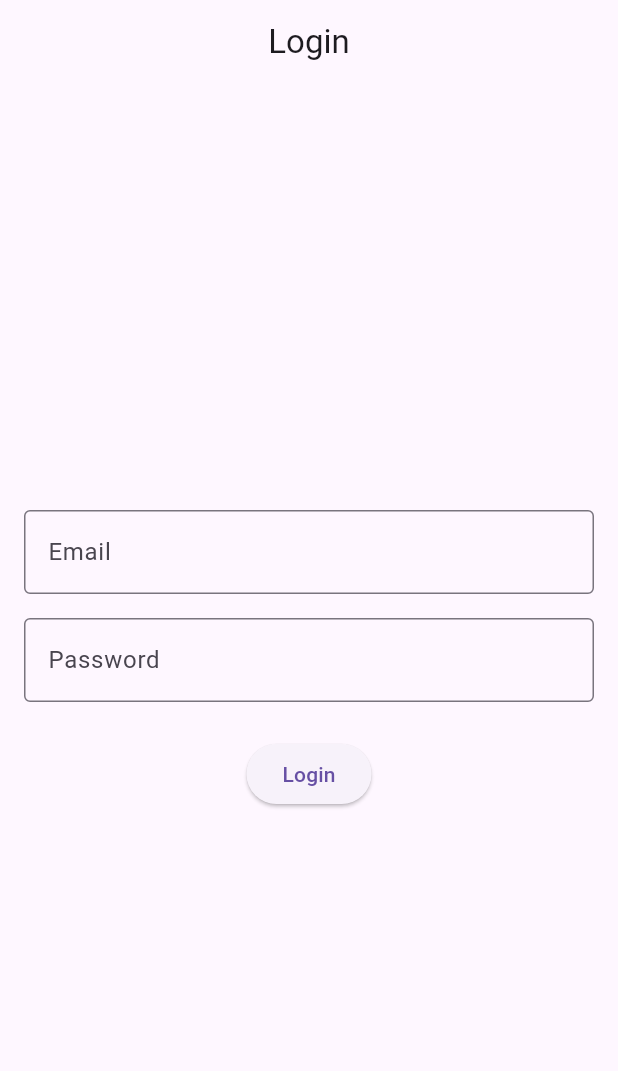
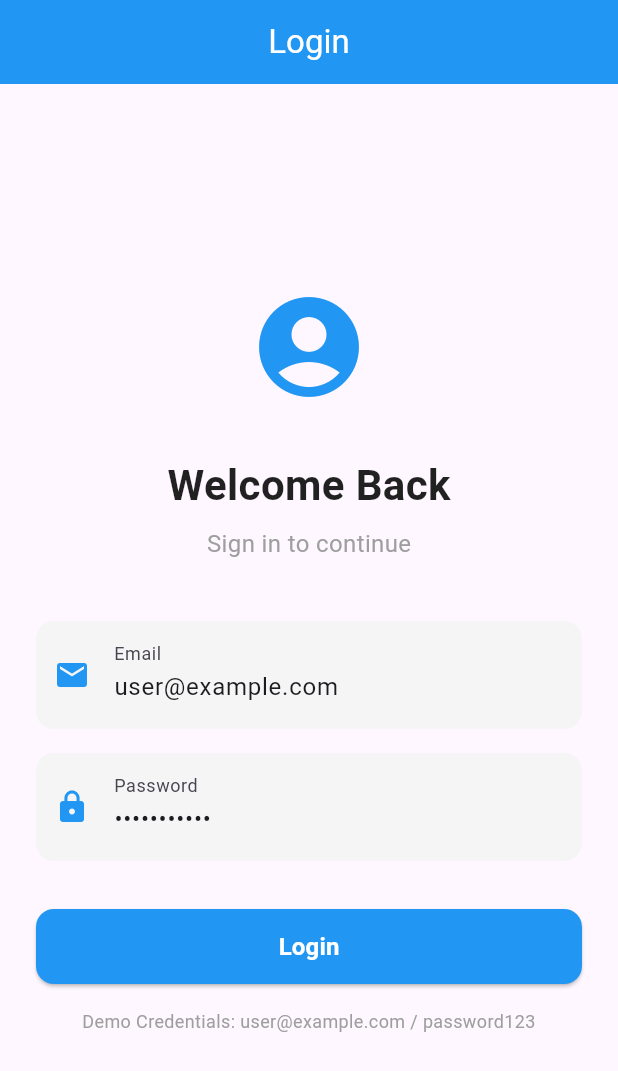
Before and after one commit to edisKunic/futter, a Flutter app: the screen it shows after launch, on a phone screen of 412 x 824 dp. Shown: the top 1071 px of the screen. Run offline on Flutter 3.47's test engine with Material 3 defaults, Android fonts, the phone set to English and light mode, and no system bars; our stand-ins replace connectivity_plus, equatable, flutter_bloc, get_it, shared_preferences.

Commit message:
auth interceptor token Rtoken

```diff
--- /dev/null
+++ b/lib/core/models/token_model.dart
@@ -0,0 +1,30 @@
+class TokenModel {
+  final String accessToken;
+  final String refreshToken;
+  final DateTime accessTokenExpiry;
+  final DateTime refreshTokenExpiry;
+
+  TokenModel({
+    required this.accessToken,
+    required this.refreshToken,
+    required this.accessTokenExpiry,
+    required this.refreshTokenExpiry,
+  });
+
+  bool get isAccessTokenExpired => DateTime.now().isAfter(accessTokenExpiry);
+  bool get isRefreshTokenExpired => DateTime.now().isAfter(refreshTokenExpiry);
+
+  Map<String, dynamic> toJson() => {
+        'accessToken': accessToken,
+        'refreshToken': refreshToken,
+        'accessTokenExpiry': accessTokenExpiry.toIso8601String(),
+        'refreshTokenExpiry': refreshTokenExpiry.toIso8601String(),
+      };
+
+  factory TokenModel.fromJson(Map<String, dynamic> json) => TokenModel(
+        accessToken: json['accessToken'],
+        refreshToken: json['refreshToken'],
+        accessTokenExpiry: DateTime.parse(json['accessTokenExpiry']),
+        refreshTokenExpiry: DateTime.parse(json['refreshTokenExpiry']),
+      );
+}
--- a/lib/core/network/network_info.dart
+++ b/lib/core/network/network_info.dart
@@ -1,5 +1,4 @@
 import 'package:connectivity_plus/connectivity_plus.dart';
-import 'package:dartz/dartz.dart';
 
 abstract class NetworkInfo {
   Future<bool> get isConnected;
--- a/lib/core/utils/constants.dart
+++ b/lib/core/utils/constants.dart
@@ -1,6 +1,7 @@
 class AppConstants {
   static const String appName = 'Futter';
   static const String authTokenKey = 'auth_token';
+  static const String tokenKey = 'tokens';
   static const String isDarkModeKey = 'is_dark_mode';
 
   static const int connectionTimeout = 30000;
--- a/lib/features/auth/presentation/pages/login_page.dart
+++ b/lib/features/auth/presentation/pages/login_page.dart
@@ -27,9 +27,8 @@ class LoginView extends StatefulWidget {
 }
 
 class _LoginViewState extends State<LoginView> {
-  final _formKey = GlobalKey<FormState>();
-  final _emailController = TextEditingController();
-  final _passwordController = TextEditingController();
+  final _emailController = TextEditingController(text: 'user@example.com');
+  final _passwordController = TextEditingController(text: 'password123');
 
   @override
   void dispose() {
@@ -43,10 +42,19 @@ class _LoginViewState extends State<LoginView> {
     return Scaffold(
       appBar: AppBar(
         title: const Text('Login'),
+        backgroundColor: Colors.blue,
+        foregroundColor: Colors.white,
       ),
       body: BlocListener<LoginBloc, LoginState>(
         listener: (context, state) {
-          if (state is LoginFailure) {
+          if (state is LoginSuccess) {
+            ScaffoldMessenger.of(context).showSnackBar(
+              const SnackBar(
+                content: Text('Login successful! Welcome back.'),
+                backgroundColor: Colors.green,
+              ),
+            );
+          } else if (state is LoginFailure) {
             ScaffoldMessenger.of(context).showSnackBar(
               SnackBar(
                 content: Text(state.message),
@@ -56,54 +64,106 @@ class _LoginViewState extends State<LoginView> {
           }
         },
         child: Padding(
-          padding: const EdgeInsets.all(16.0),
-          child: Form(
-            key: _formKey,
+          padding: const EdgeInsets.all(24.0),
           child: Column(
             mainAxisAlignment: MainAxisAlignment.center,
             children: [
-                TextFormField(
+              const Icon(
+                Icons.account_circle,
+                size: 80,
+                color: Colors.blue,
+              ),
+              const SizedBox(height: 32),
+              const Text(
+                'Welcome Back',
+                style: TextStyle(
+                  fontSize: 28,
+                  fontWeight: FontWeight.bold,
+                  color: Colors.black87,
+                ),
+              ),
+              const SizedBox(height: 8),
+              const Text(
+                'Sign in to continue',
+                style: TextStyle(
+                  fontSize: 16,
+                  color: Colors.grey,
+                ),
+              ),
+              const SizedBox(height: 40),
+              Container(
+                decoration: BoxDecoration(
+                  color: Colors.grey[100],
+                  borderRadius: BorderRadius.circular(12),
+                ),
+                child: TextField(
                   controller: _emailController,
                   decoration: const InputDecoration(
                     labelText: 'Email',
-                    border: OutlineInputBorder(),
+                    prefixIcon: Icon(Icons.email, color: Colors.blue),
+                    border: InputBorder.none,
+                    contentPadding:
+                        EdgeInsets.symmetric(horizontal: 16, vertical: 16),
                   ),
-                  validator: (value) {
-                    if (value == null || value.isEmpty) {
-                      return 'Please enter your email';
-                    }
-                    return null;
-                  },
+                ),
               ),
               const SizedBox(height: 16),
-                TextFormField(
+              Container(
+                decoration: BoxDecoration(
+                  color: Colors.grey[100],
+                  borderRadius: BorderRadius.circular(12),
+                ),
+                child: TextField(
                   controller: _passwordController,
                   decoration: const InputDecoration(
                     labelText: 'Password',
-                    border: OutlineInputBorder(),
+                    prefixIcon: Icon(Icons.lock, color: Colors.blue),
+                    border: InputBorder.none,
+                    contentPadding:
+                        EdgeInsets.symmetric(horizontal: 16, vertical: 16),
                   ),
                   obscureText: true,
-                  validator: (value) {
-                    if (value == null || value.isEmpty) {
-                      return 'Please enter your password';
-                    }
-                    return null;
-                  },
                 ),
-                const SizedBox(height: 24),
+              ),
+              const SizedBox(height: 32),
               BlocBuilder<LoginBloc, LoginState>(
                 builder: (context, state) {
                   if (state is LoginLoading) {
                     return const LoadingWidget(message: 'Logging in...');
                   }
-                    return ElevatedButton(
+                  return SizedBox(
+                    width: double.infinity,
+                    height: 50,
+                    child: ElevatedButton(
                       onPressed: _handleLogin,
-                      child: const Text('Login'),
+                      style: ElevatedButton.styleFrom(
+                        backgroundColor: Colors.blue,
+                        foregroundColor: Colors.white,
+                        shape: RoundedRectangleBorder(
+                          borderRadius: BorderRadius.circular(12),
+                        ),
+                      ),
+                      child: const Text(
+                        'Login',
+                        style: TextStyle(
+                          fontSize: 16,
+                          fontWeight: FontWeight.bold,
+                        ),
+                      ),
+                    ),
                   );
                 },
               ),
+              const SizedBox(height: 16),
+              const Text(
+                'Demo Credentials: user@example.com / password123',
+                style: TextStyle(
+                  fontSize: 12,
+                  color: Colors.grey,
+                ),
+                textAlign: TextAlign.center,
+              ),
             ],
-            ),
           ),
         ),
       ),
@@ -111,7 +171,6 @@ class _LoginViewState extends State<LoginView> {
   }
 
   void _handleLogin() {
-    if (_formKey.currentState!.validate()) {
     context.read<LoginBloc>().add(
           LoginSubmitted(
             email: _emailController.text,
@@ -120,4 +179,3 @@ class _LoginViewState extends State<LoginView> {
         );
   }
 }
-}
--- a/lib/injection_container.dart
+++ b/lib/injection_container.dart
@@ -5,6 +5,7 @@ import 'package:http/http.dart' as http;
 
 import 'core/network/network_info.dart';
 import 'core/services/storage_service.dart';
+import 'core/services/token_service.dart';
 import 'shared/services/api_service.dart';
 
 final GetIt sl = GetIt.instance;
@@ -24,6 +25,7 @@ Future<void> _initCore() async {
 
   sl.registerLazySingleton<NetworkInfo>(() => NetworkInfoImpl(sl()));
   sl.registerLazySingleton<StorageService>(() => StorageServiceImpl(sl()));
+  sl.registerLazySingleton<TokenService>(() => TokenServiceImpl());
 }
 
 Future<void> _initShared() async {
--- a/lib/main.dart
+++ b/lib/main.dart
@@ -12,8 +12,8 @@ import 'shared/blocs/app_bloc/app_bloc.dart';
 import 'shared/blocs/app_bloc/app_event.dart';
 import 'shared/blocs/app_bloc/app_state.dart';
 import 'shared/blocs/connectivity_cubit/connectivity_cubit.dart';
-import 'features/home/presentation/pages/home_page.dart';
 import 'features/auth/presentation/pages/login_page.dart';
+import 'shared/presentation/pages/main_app.dart';
 
 void main() async {
   WidgetsFlutterBinding.ensureInitialized();
@@ -57,7 +57,7 @@ class MyApp extends StatelessWidget {
                     ),
                   );
                 } else if (authState is Authenticated) {
-                  return const HomePage();
+                  return const MainApp();
                 } else {
                   return const LoginPage();
                 }
--- a/lib/routes.dart
+++ b/lib/routes.dart
@@ -4,9 +4,11 @@ import 'features/auth/presentation/pages/login_page.dart';
 import 'features/home/presentation/pages/home_page.dart';
 import 'features/profile/presentation/pages/profile_page.dart';
 import 'features/watchlist/presentation/pages/watchlist_page.dart';
+import 'shared/presentation/pages/main_app.dart';
 
 class AppRoutes {
   static const String login = '/login';
+  static const String mainApp = '/main';
   static const String home = '/home';
   static const String profile = '/profile';
   static const String watchlist = '/watchlist';
@@ -15,6 +17,8 @@ class AppRoutes {
     switch (settings.name) {
       case login:
         return MaterialPageRoute(builder: (_) => const LoginPage());
+      case mainApp:
+        return MaterialPageRoute(builder: (_) => const MainApp());
       case home:
         return MaterialPageRoute(builder: (_) => const HomePage());
       case profile:
--- a/lib/shared/blocs/auth_bloc/auth_event.dart
+++ b/lib/shared/blocs/auth_bloc/auth_event.dart
@@ -11,11 +11,20 @@ class AuthCheckRequested extends AuthEvent {}
 
 class AuthLoggedIn extends AuthEvent {
   final String token;
+  final String refreshToken;
+  final DateTime accessTokenExpiry;
+  final DateTime refreshTokenExpiry;
 
-  const AuthLoggedIn(this.token);
+  const AuthLoggedIn({
+    required this.token,
+    required this.refreshToken,
+    required this.accessTokenExpiry,
+    required this.refreshTokenExpiry,
+  });
 
   @override
-  List<Object?> get props => [token];
+  List<Object?> get props =>
+      [token, refreshToken, accessTokenExpiry, refreshTokenExpiry];
 }
 
 class AuthLoggedOut extends AuthEvent {}
```
Also changed, not shown: lib/core/services/token_service.dart (added, +111 -0 lines), lib/features/auth/presentation/bloc/login_bloc.dart (+18 -19 lines), lib/features/home/presentation/pages/home_page.dart (+0 -11 lines), lib/shared/blocs/auth_bloc/auth_bloc.dart (+15 -7 lines), lib/shared/presentation/pages/main_app.dart (added, +79 -0 lines), lib/shared/services/api_service.dart (+25 -5 lines). Lines whose indentation alone changed are shown as unchanged.
